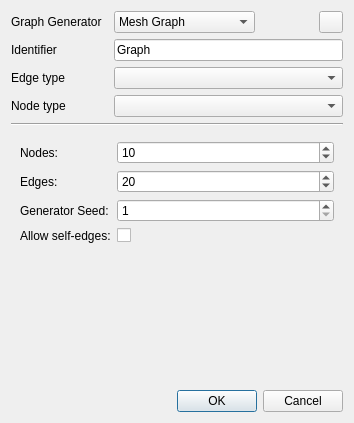
First picture: the form in libgraphtheory/editorplugins/generategraph/generategraphwidget.ui, repository KDE/rocs, before the edit.
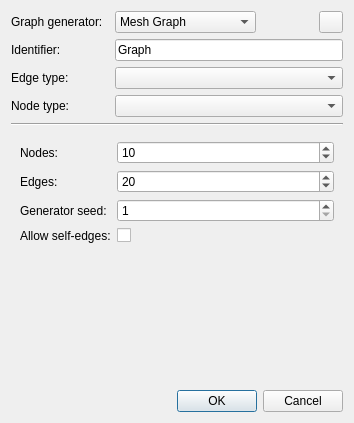
Second picture: the form after the edit. Custom widgets are drawn as their Qt base class.

What changed in the file:
```diff
--- a/libgraphtheory/editorplugins/generategraph/generategraphwidget.ui
+++ b/libgraphtheory/editorplugins/generategraph/generategraphwidget.ui
@@ -116,7 +116,7 @@
       <string>The node type to create the nodes of the graph with</string>
      </property>
      <property name="text">
-      <string>Node type</string>
+      <string>Node type:</string>
      </property>
     </widget>
    </item>
@@ -126,7 +126,7 @@
       <string>The identifier of the created graph (used for scripting)</string>
      </property>
      <property name="text">
-      <string>Identifier</string>
+      <string>Identifier:</string>
      </property>
     </widget>
    </item>
@@ -290,7 +290,7 @@
          <item row="2" column="0">
           <widget class="QLabel" name="label_randomGeneratorSeed">
            <property name="text">
-            <string>Generator Seed:</string>
+            <string>Generator seed:</string>
            </property>
           </widget>
          </item>
@@ -604,14 +604,14 @@
       <string>The edge type to create the edges of the graph with</string>
      </property>
      <property name="text">
-      <string>Edge type</string>
+      <string>Edge type:</string>
      </property>
     </widget>
    </item>
    <item row="0" column="0">
     <widget class="QLabel" name="labelGenerator">
      <property name="text">
-      <string>Graph Generator</string>
+      <string>Graph generator:</string>
      </property>
     </widget>
    </item>
```
